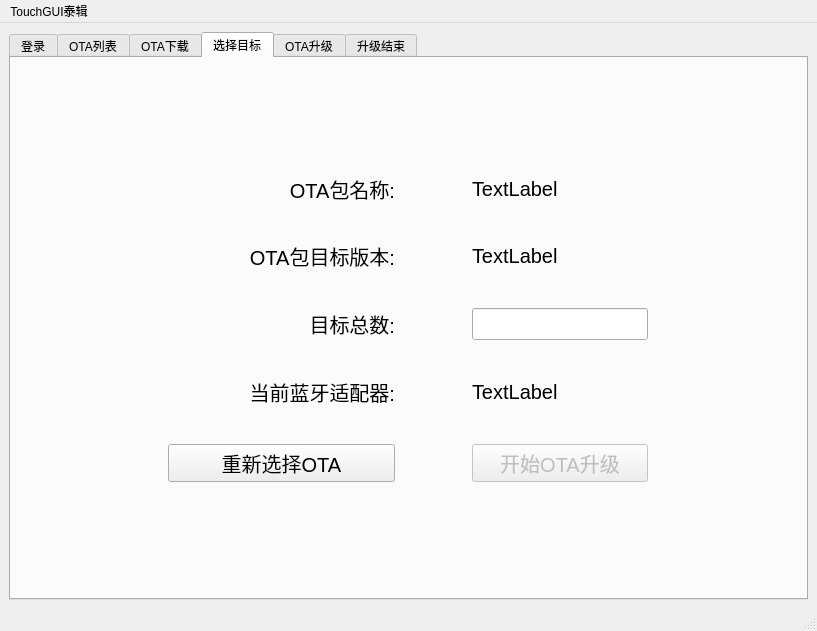
hucheng-yyds/TouchGUI_OTA_Tool, file mainwindow.ui: the form before one commit.
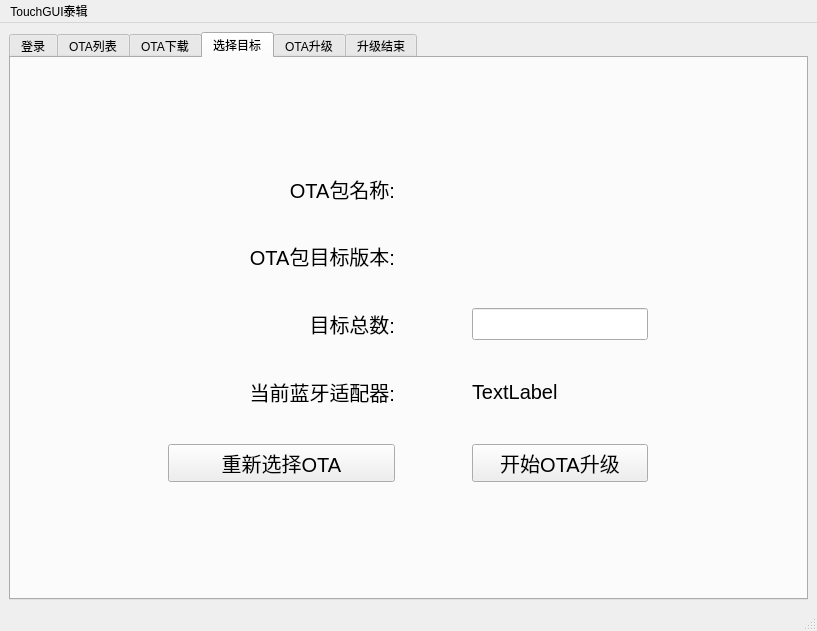
The form after the commit.

```diff
--- a/mainwindow.ui
+++ b/mainwindow.ui
@@ -457,8 +457,8 @@
                <pointsize>15</pointsize>
               </font>
              </property>
-             <property name="text">
-              <string>TextLabel</string>
+             <property name="toolTip">
+              <string>&lt;html&gt;&lt;head/&gt;&lt;body&gt;&lt;p&gt;双击选择OTA包目录&lt;/p&gt;&lt;/body&gt;&lt;/html&gt;</string>
              </property>
              <property name="wordWrap">
               <bool>true</bool>
@@ -496,9 +496,6 @@
                <pointsize>15</pointsize>
               </font>
              </property>
-             <property name="text">
-              <string>TextLabel</string>
-             </property>
             </widget>
            </item>
            <item row="2" column="0">
@@ -572,9 +569,6 @@
            </item>
            <item row="4" column="1">
             <widget class="QPushButton" name="pushButton_4">
-             <property name="enabled">
-              <bool>false</bool>
-             </property>
              <property name="font">
               <font>
                <pointsize>15</pointsize>
```
Left out of the diff: 29 changed lines with no effect on the pictures.
